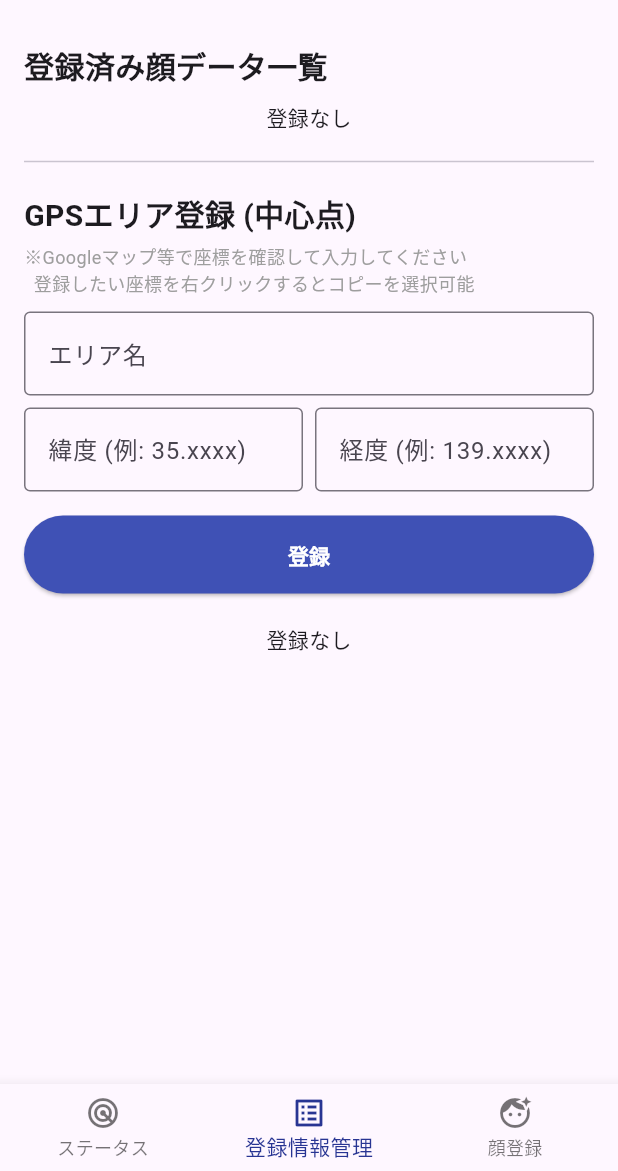
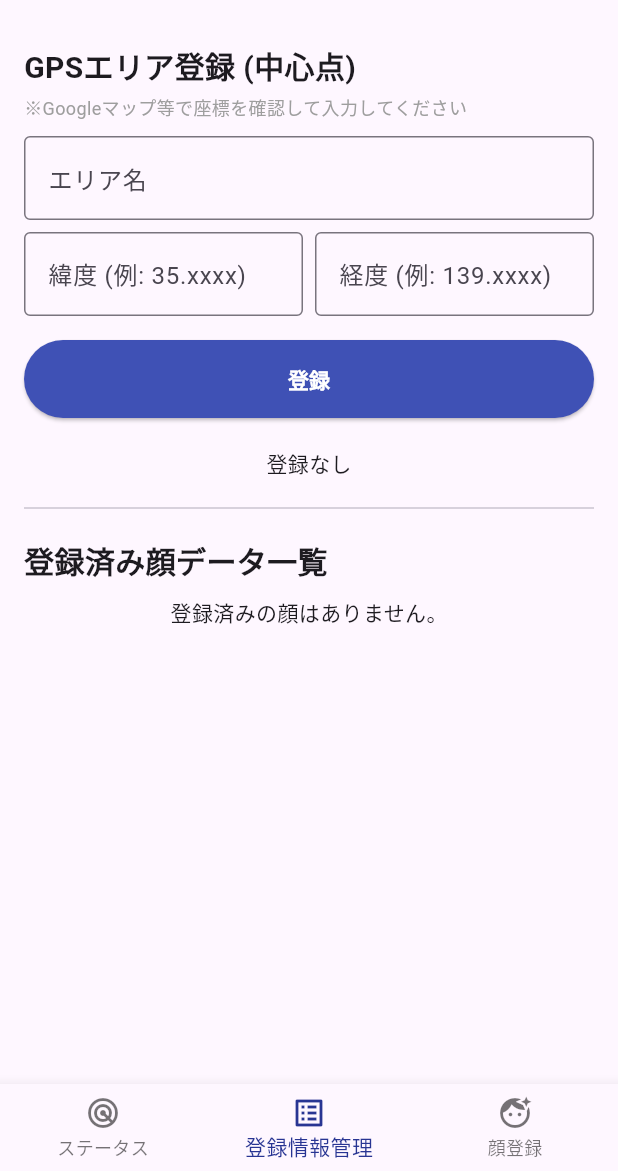
Before and after one commit to di-octer/club-web-app, a Flutter app: the screen it shows after launch, item 2 of the bottom bar chosen, on a phone screen of 412 x 824 dp, the part 65-1236 px from its top. Run offline on Flutter 3.47's test engine with Material 3 defaults, Android fonts, the phone set to English and light mode, and no system bars; our stand-ins replace app_links, camera, cloud_firestore, firebase_core, geolocator; missing offline and left inert: flutter_ble_peripheral, google_mlkit_face_detection, nfc_manager, nfc_manager_felica, tflite_flutter; accounts and stored records are empty.

Commit message:
一覧変更

```diff
--- a/club_app_agent/lib/main.dart
+++ b/club_app_agent/lib/main.dart
@@ -630,42 +630,10 @@ class _InfoAdminScreenState extends State<InfoAdminScreen> {
     return ListView(
       padding: const EdgeInsets.all(16.0),
       children: [
-        // --- 顔データ一覧 (変更なし) ---
-        const Text('登録済み顔データ一覧', style: TextStyle(fontSize: 20, fontWeight: FontWeight.bold)),
-        const SizedBox(height: 10),
-        ValueListenableBuilder<List<FaceObject>>(
-          valueListenable: globalFaces,
-          builder: (context, faces, child) {
-            if (faces.isEmpty) return const Center(child: Text('登録なし'));
-            final reversedFaces = faces.reversed.toList();
-            return ListView.builder(
-              shrinkWrap: true, physics: const NeverScrollableScrollPhysics(),
-              itemCount: reversedFaces.length,
-              itemBuilder: (context, index) {
-                final face = reversedFaces[index];
-                return Card(
-                  margin: const EdgeInsets.symmetric(vertical: 4.0),
-                  child: ListTile(
-                    leading: Image(
-                      image: _getSafeImageProvider(face.thumbnail),
-                      width: 60, height: 80, fit: BoxFit.cover,
-                      errorBuilder: (context, error, stackTrace) =>
-                          Container(width: 60, height: 80, color: Colors.grey[300], child: const Icon(Icons.broken_image)),
-                    ),
-                    title: Text(face.label),
-                    trailing: IconButton(icon: const Icon(Icons.delete, color: Colors.red), onPressed: _isLoading ? null : () => _deleteFace(face.label)),
-                  ),
-                );
-              },
-            );
-          },
-        ),
-        const Divider(height: 40),
-
-        // --- GPS登録フォーム (手入力のみ) ---
+        // ★修正: GPS登録フォームを一番上に移動
         const Text('GPSエリア登録 (中心点)', style: TextStyle(fontSize: 20, fontWeight: FontWeight.bold)),
         const SizedBox(height: 4),
-        const Text('※Googleマップ等で座標を確認して入力してください\n  登録したい座標を右クリックするとコピーを選択可能', style: TextStyle(fontSize: 12, color: Colors.grey)),
+        const Text('※Googleマップ等で座標を確認して入力してください', style: TextStyle(fontSize: 12, color: Colors.grey)),
         const SizedBox(height: 10),
         TextField(controller: _nameController, decoration: const InputDecoration(labelText: 'エリア名', border: OutlineInputBorder())),
         const SizedBox(height: 8),
@@ -684,7 +652,7 @@ class _InfoAdminScreenState extends State<InfoAdminScreen> {
         ),
         const SizedBox(height: 20),
 
-        // --- GPS一覧 ---
+        // ★修正: GPS一覧を次に配置
         ValueListenableBuilder<List<GpsArea>>(
           valueListenable: globalGpsAreas,
           builder: (context, areas, child) {
@@ -705,7 +673,6 @@ class _InfoAdminScreenState extends State<InfoAdminScreen> {
                     trailing: Row(
                       mainAxisSize: MainAxisSize.min,
                       children: [
-                        // 活動スイッチ
                         Switch(
                           value: area.isActive,
                           onChanged: (val) => _toggleActive(area),
@@ -715,6 +682,45 @@ class _InfoAdminScreenState extends State<InfoAdminScreen> {
                       ],
                     ),
                     onTap: () => _toggleActive(area),
+                  ),
+                );
+              },
+            );
+          },
+        ),
+
+        const Divider(height: 40),
+
+        // ★修正: 顔データ一覧を一番下に移動
+        const Text('登録済み顔データ一覧', style: TextStyle(fontSize: 20, fontWeight: FontWeight.bold)),
+        const SizedBox(height: 10),
+        ValueListenableBuilder<List<FaceObject>>(
+          valueListenable: globalFaces,
+          builder: (context, faces, child) {
+            if (faces.isEmpty) {
+              return const Center(child: Text('登録済みの顔はありません。'));
+            }
+            final reversedFaces = faces.reversed.toList();
+            return ListView.builder(
+              shrinkWrap: true,
+              physics: const NeverScrollableScrollPhysics(),
+              itemCount: reversedFaces.length,
+              itemBuilder: (context, index) {
+                final face = reversedFaces[index];
+                return Card(
+                  margin: const EdgeInsets.symmetric(vertical: 4.0),
+                  child: ListTile(
+                    leading: Image(
+                      image: _getSafeImageProvider(face.thumbnail),
+                      width: 60, height: 80, fit: BoxFit.cover,
+                      errorBuilder: (context, error, stackTrace) =>
+                          Container(width: 60, height: 80, color: Colors.grey[300], child: const Icon(Icons.broken_image)),
+                    ),
+                    title: Text(face.label),
+                    trailing: IconButton(
+                      icon: const Icon(Icons.delete, color: Colors.red),
+                      onPressed: _isLoading ? null : () => _deleteFace(face.label),
+                    ),
                   ),
                 );
               },
```
Also changed, not shown: 1 other file.
